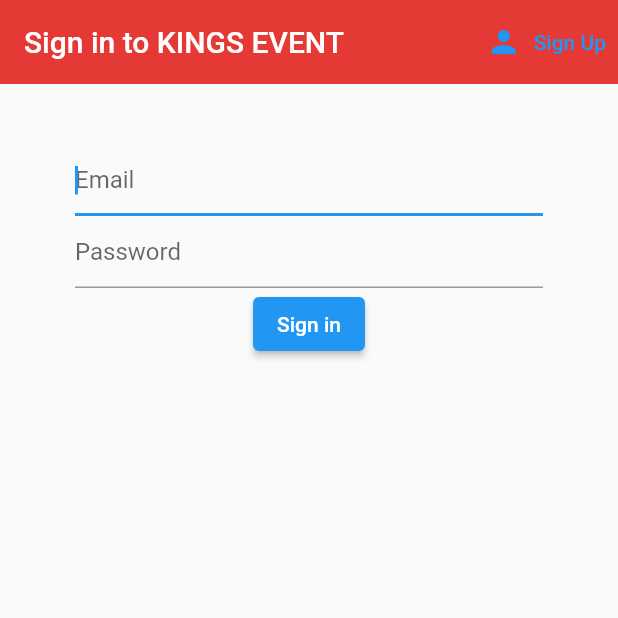
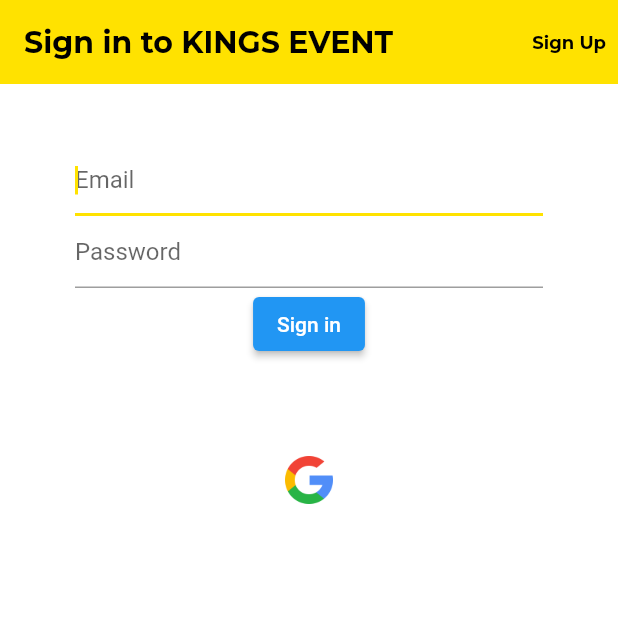
Before and after one commit to rpcalisir/kingsevent, a Flutter app: the screen it shows after launch, on a phone screen of 412 x 824 dp, the top half of it. Run offline on Flutter 3.47's test engine with Material 2 defaults, Android fonts, the phone set to English and light mode, and no system bars; our stand-ins replace firebase_auth, firebase_core, flutter_spinkit, google_fonts; accounts and stored records are empty.

Commit message:
App Theme is applyed. Folder structured is redefined

```diff
--- a/lib/main.dart
+++ b/lib/main.dart
@@ -1,8 +1,9 @@
 import 'package:firebase_core/firebase_core.dart';
 import 'package:flutter/material.dart';
-import 'package:kingsevent/models/current_user.dart';
-import 'package:kingsevent/screens/startup/loading_screen.dart';
-import 'package:kingsevent/services/authentication_service.dart';
+import 'package:kingsevent/src/features/authentication/models/current_user.dart';
+import 'package:kingsevent/src/features/authentication/screens/startup/loading_screen.dart';
+import 'package:kingsevent/src/services/authentication_service.dart';
+import 'package:kingsevent/src/utils/theme/theme.dart';
 import 'package:provider/provider.dart';
 
 void main() async {
@@ -20,8 +21,11 @@ class MyApp extends StatelessWidget {
     return StreamProvider<CurrentUser?>.value(
       value: AuthService().user,
       initialData: null,
-      child: const MaterialApp(
-        home: LoadingScreen(),
+      child: MaterialApp(
+        theme: AppThemeUtility.lightTheme,
+        darkTheme: AppThemeUtility.darkTheme,
+        themeMode: ThemeMode.system,
+        home: const LoadingScreen(),
       ),
     );
   }
--- a/lib/screens/dashboard/dashboard_screen.dart
+++ b/lib/src/features/authentication/screens/dashboard/dashboard_screen.dart
@@ -1,5 +1,5 @@
 import 'package:flutter/material.dart';
-import 'package:kingsevent/services/authentication_service.dart';
+import 'package:kingsevent/src/services/authentication_service.dart';
 
 class DashboardScreen extends StatelessWidget {
   DashboardScreen({super.key});
@@ -9,7 +9,7 @@ class DashboardScreen extends StatelessWidget {
   @override
   Widget build(BuildContext context) {
     return Scaffold(
-      backgroundColor: Colors.blue[400],
+      backgroundColor: Theme.of(context).backgroundColor,
       appBar: AppBar(
         title: const Text(
           'KINGS EVENT',
--- a/lib/screens/startup/authenticate_screen.dart
+++ b/lib/src/features/authentication/screens/startup/authenticate_screen.dart
@@ -1,6 +1,6 @@
 import 'package:flutter/material.dart';
-import 'package:kingsevent/screens/startup/sign_in_screen.dart';
-import 'package:kingsevent/screens/startup/sign_up_with_email.dart';
+import 'package:kingsevent/src/features/authentication/screens/startup/sign_in_screen.dart';
+import 'package:kingsevent/src/features/authentication/screens/startup/sign_up_with_email.dart';
 
 class AuthenticateScreen extends StatefulWidget {
   const AuthenticateScreen({super.key});
--- a/lib/screens/startup/loading_screen.dart
+++ b/lib/src/features/authentication/screens/startup/loading_screen.dart
@@ -1,8 +1,8 @@
 import 'package:flutter/foundation.dart';
 import 'package:flutter/material.dart';
-import 'package:kingsevent/models/current_user.dart';
-import 'package:kingsevent/screens/dashboard/dashboard_screen.dart';
-import 'package:kingsevent/screens/startup/authenticate_screen.dart';
+import 'package:kingsevent/src/features/authentication/models/current_user.dart';
+import 'package:kingsevent/src/features/authentication/screens/dashboard/dashboard_screen.dart';
+import 'package:kingsevent/src/features/authentication/screens/startup/authenticate_screen.dart';
 import 'package:provider/provider.dart';
 
 class LoadingScreen extends StatelessWidget {
--- a/lib/screens/startup/sign_up_with_email.dart
+++ b/lib/src/features/authentication/screens/startup/sign_in_screen.dart
@@ -1,23 +1,23 @@
 import 'package:flutter/material.dart';
-import 'package:kingsevent/services/authentication_service.dart';
-import 'package:kingsevent/shared/loading.dart';
+import 'package:kingsevent/src/services/authentication_service.dart';
+import 'package:kingsevent/src/shared/loading.dart';
 
-class SignUpWithEmailScreen extends StatefulWidget {
+class SignInScreen extends StatefulWidget {
   final Function toggleView;
-  const SignUpWithEmailScreen({super.key, required this.toggleView});
+  const SignInScreen({super.key, required this.toggleView});
 
   @override
-  State<SignUpWithEmailScreen> createState() => _SignUpWithEmailScreenState();
+  State<SignInScreen> createState() => _SignInScreenState();
 }
 
-class _SignUpWithEmailScreenState extends State<SignUpWithEmailScreen> {
+class _SignInScreenState extends State<SignInScreen> {
   final AuthService _authService = AuthService();
-
-  final _formKey = GlobalKey<FormState>();
 
   String email = '';
   String password = '';
   String error = '';
+
+  final _formKey = GlobalKey<FormState>();
 
   bool isLoading = false;
 
@@ -26,21 +26,31 @@ class _SignUpWithEmailScreenState extends State<SignUpWithEmailScreen> {
     return isLoading
         ? const Loading()
         : Scaffold(
-            backgroundColor: Colors.yellow[40],
             appBar: AppBar(
-              backgroundColor: Colors.red[600],
               elevation: 0.0,
-              title: const Text('Sign up to KINGS EVENT'),
+              title: Text(
+                'Sign in to KINGS EVENT',
+                style: Theme.of(context).textTheme.titleLarge,
+              ),
               actions: <Widget>[
                 TextButton.icon(
-                    onPressed: () {
-                      widget.toggleView();
-                    },
-                    icon: const Icon(Icons.person),
-                    label: const Text('Sign In')),
+                  onPressed: () {
+                    widget.toggleView();
+                  },
+                  icon: Icon(
+                    Icons.person,
+                    color: Theme.of(context).backgroundColor,
+                    size: 18.0,
+                  ),
+                  label: Text(
+                    'Sign Up',
+                    style: Theme.of(context).textTheme.bodySmall,
+                  ),
+                ),
               ],
             ),
             body: Container(
+                color: Colors.white,
                 padding:
                     const EdgeInsets.symmetric(vertical: 20, horizontal: 50),
                 child: Form(
@@ -57,9 +67,8 @@ class _SignUpWithEmailScreenState extends State<SignUpWithEmailScreen> {
                         }),
                     TextFormField(
                         decoration: const InputDecoration(hintText: 'Password'),
-                        validator: (userInput) => userInput!.length < 6
-                            ? 'Enter a password +6 chars long!'
-                            : null,
+                        validator: (userInput) =>
+                            userInput!.isEmpty ? 'Enter an password!' : null,
                         obscureText: true,
                         onChanged: (val) {
                           setState(() => password = val);
@@ -73,7 +82,7 @@ class _SignUpWithEmailScreenState extends State<SignUpWithEmailScreen> {
                             isLoading = true;
                           });
                           dynamic result = await _authService
-                              .signUpWithEmailAndPassword(email, password);
+                              .signInWithEmailAndPassword(email, password);
                           if (result == null) {
                             setState(() {
                               error = 'Check user input!';
@@ -83,7 +92,7 @@ class _SignUpWithEmailScreenState extends State<SignUpWithEmailScreen> {
                         }
                       },
                       child: const Text(
-                        'Sign up',
+                        'Sign in',
                         style: TextStyle(color: Colors.white),
                       ),
                     ),
@@ -91,7 +100,11 @@ class _SignUpWithEmailScreenState extends State<SignUpWithEmailScreen> {
                     Text(
                       error,
                       style: const TextStyle(color: Colors.red, fontSize: 14.0),
-                    )
+                    ),
+                    const SizedBox(height: 20.0),
+                    IconButton(
+                        onPressed: () {},
+                        icon: Image.asset('assets/icons/google_sign_in.png')),
                   ]),
                 )),
           );
--- a/lib/screens/startup/sign_in_screen.dart
+++ b/lib/src/features/authentication/screens/startup/sign_up_with_email.dart
@@ -1,23 +1,23 @@
 import 'package:flutter/material.dart';
-import 'package:kingsevent/services/authentication_service.dart';
-import 'package:kingsevent/shared/loading.dart';
+import 'package:kingsevent/src/services/authentication_service.dart';
+import 'package:kingsevent/src/shared/loading.dart';
 
-class SignInScreen extends StatefulWidget {
+class SignUpWithEmailScreen extends StatefulWidget {
   final Function toggleView;
-  const SignInScreen({super.key, required this.toggleView});
+  const SignUpWithEmailScreen({super.key, required this.toggleView});
 
   @override
-  State<SignInScreen> createState() => _SignInScreenState();
+  State<SignUpWithEmailScreen> createState() => _SignUpWithEmailScreenState();
 }
 
-class _SignInScreenState extends State<SignInScreen> {
+class _SignUpWithEmailScreenState extends State<SignUpWithEmailScreen> {
   final AuthService _authService = AuthService();
+
+  final _formKey = GlobalKey<FormState>();
 
   String email = '';
   String password = '';
   String error = '';
-
-  final _formKey = GlobalKey<FormState>();
 
   bool isLoading = false;
 
@@ -30,14 +30,14 @@ class _SignInScreenState extends State<SignInScreen> {
             appBar: AppBar(
               backgroundColor: Colors.red[600],
               elevation: 0.0,
-              title: const Text('Sign in to KINGS EVENT'),
+              title: const Text('Sign up to KINGS EVENT'),
               actions: <Widget>[
                 TextButton.icon(
                     onPressed: () {
                       widget.toggleView();
                     },
                     icon: const Icon(Icons.person),
-                    label: const Text('Sign Up')),
+                    label: const Text('Sign In')),
               ],
             ),
             body: Container(
@@ -57,8 +57,9 @@ class _SignInScreenState extends State<SignInScreen> {
                         }),
                     TextFormField(
                         decoration: const InputDecoration(hintText: 'Password'),
-                        validator: (userInput) =>
-                            userInput!.isEmpty ? 'Enter an password!' : null,
+                        validator: (userInput) => userInput!.length < 6
+                            ? 'Enter a password +6 chars long!'
+                            : null,
                         obscureText: true,
                         onChanged: (val) {
                           setState(() => password = val);
@@ -72,7 +73,7 @@ class _SignInScreenState extends State<SignInScreen> {
                             isLoading = true;
                           });
                           dynamic result = await _authService
-                              .signInWithEmailAndPassword(email, password);
+                              .signUpWithEmailAndPassword(email, password);
                           if (result == null) {
                             setState(() {
                               error = 'Check user input!';
@@ -82,7 +83,7 @@ class _SignInScreenState extends State<SignInScreen> {
                         }
                       },
                       child: const Text(
-                        'Sign in',
+                        'Sign up',
                         style: TextStyle(color: Colors.white),
                       ),
                     ),
--- a/lib/services/authentication_service.dart
+++ b/lib/src/services/authentication_service.dart
@@ -1,7 +1,7 @@
 import 'dart:developer';
 
 import 'package:firebase_auth/firebase_auth.dart';
-import 'package:kingsevent/models/current_user.dart';
+import 'package:kingsevent/src/features/authentication/models/current_user.dart';
 
 class AuthService {
   final FirebaseAuth _firebaseAuth = FirebaseAuth.instance;
--- /dev/null
+++ b/lib/src/utils/theme/theme.dart
@@ -0,0 +1,40 @@
+import 'package:flutter/material.dart';
+import 'package:kingsevent/src/utils/widget_themes/text_theme.dart';
+
+class AppThemeUtility {
+  AppThemeUtility._();
+
+  static ThemeData lightTheme = ThemeData(
+    brightness: Brightness.light,
+    textTheme: TextThemeUtility.lightTextTheme,
+    primarySwatch: const MaterialColor(0xFFFFE200, <int, Color>{
+      50: Color(0x1AFFE200),
+      100: Color(0x33FFE200),
+      200: Color(0x4DFFE200),
+      300: Color(0x66FFE200),
+      400: Color(0x80FFE200),
+      500: Color(0xFFFFE200),
+      600: Color(0x99FFE200),
+      700: Color(0xB3FFE200),
+      800: Color(0xCCFFE200),
+      900: Color(0xE6FFE200),
+    }),
+  );
+
+  static ThemeData darkTheme = ThemeData(
+    brightness: Brightness.dark,
+    textTheme: TextThemeUtility.darkTextTheme,
+    primarySwatch: const MaterialColor(0xFFFFE200, <int, Color>{
+      50: Color(0x1AFFE200),
+      100: Color(0x33FFE200),
+      200: Color(0x4DFFE200),
+      300: Color(0x66FFE200),
+      400: Color(0x80FFE200),
+      500: Color(0xFFFFE200),
+      600: Color(0x99FFE200),
+      700: Color(0xB3FFE200),
+      800: Color(0xCCFFE200),
+      900: Color(0xE6FFE200),
+    }),
+  );
+}
--- /dev/null
+++ b/lib/src/utils/widget_themes/text_theme.dart
@@ -0,0 +1,18 @@
+import 'package:flutter/material.dart';
+import 'package:google_fonts/google_fonts.dart';
+
+class TextThemeUtility {
+  static TextTheme lightTextTheme = TextTheme(
+    titleLarge: GoogleFonts.montserrat(
+        color: Colors.black, fontWeight: FontWeight.bold),
+    bodySmall: GoogleFonts.montserrat(
+        color: Colors.black, fontWeight: FontWeight.bold),
+  );
+
+  static TextTheme darkTextTheme = TextTheme(
+    titleLarge: GoogleFonts.montserrat(
+        color: Colors.white, fontWeight: FontWeight.bold),
+    bodySmall: GoogleFonts.montserrat(
+        color: Colors.white, fontWeight: FontWeight.bold),
+  );
+}
--- a/pubspec.yaml
+++ b/pubspec.yaml
@@ -41,6 +41,7 @@ dependencies:
   firebase_core: ^2.3.0
   provider: ^6.0.4
   flutter_spinkit: ^5.1.0
+  google_fonts: ^3.0.1
 
 dev_dependencies:
   flutter_test:
@@ -65,8 +66,8 @@ flutter:
   uses-material-design: true
 
   # To add assets to your application, add an assets section, like this:
-  # assets:
-  #   - images/a_dot_burr.jpeg
+  assets:
+   - assets/icons/google_sign_in.png
   #   - images/a_dot_ham.jpeg
 
   # An image asset can refer to one or more resolution-specific "variants", see
```
Also changed, not shown: assets/icons/apple_sign_in.png (added), assets/icons/google_sign_in.png (added), assets/icons/phone_sign_in.png (added), lib/src/features/authentication/models/current_user.dart (renamed from lib/models/current_user.dart), lib/src/features/authentication/screens/startup/phone_sign_in_screen.dart (added), lib/src/shared/loading.dart (renamed from lib/shared/loading.dart).
